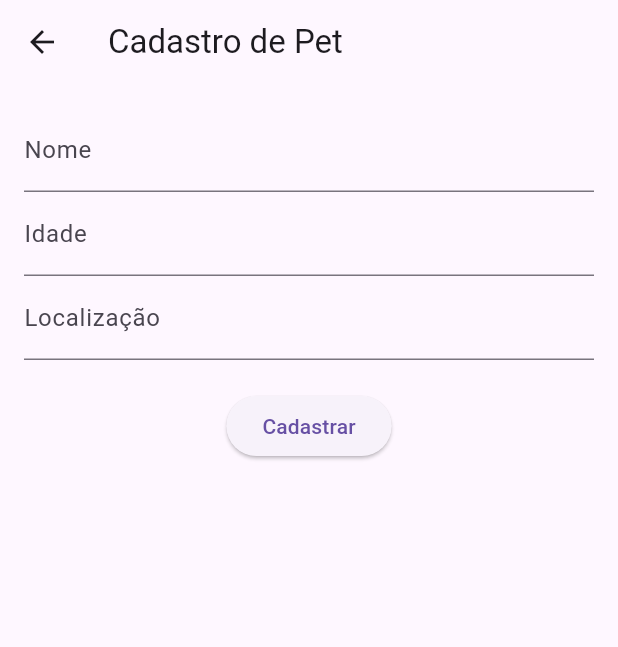
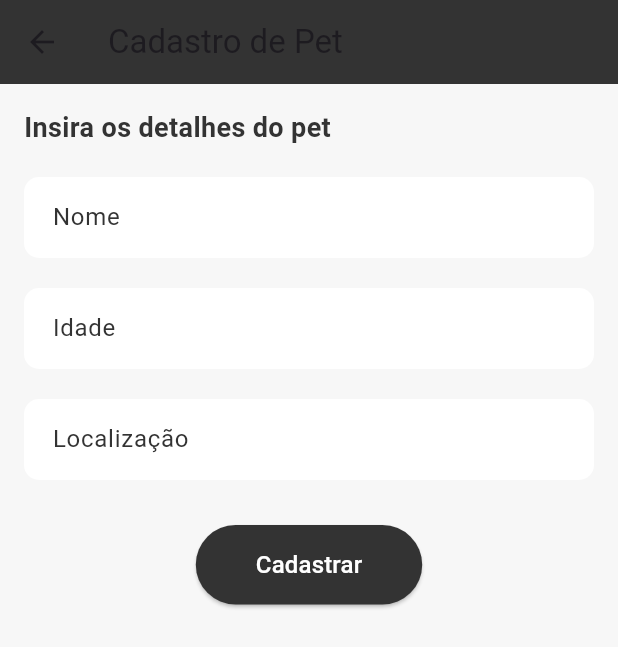
Before and after one commit to Nero-o/petrescue, a Flutter app: the RegisterPetPage screen opened directly, on a phone screen of 412 x 824 dp. Shown: the top 647 px of the screen. Run offline on Flutter 3.47's test engine with Material 3 defaults, Android fonts, the phone set to English and light mode, and no system bars; our stand-ins replace cached_network_image, carousel_slider, flutter_svg, glassmorphism_ui; network calls fail.

Commit message:
wip: ajuste nos pacotes, removido comentarios

```diff
--- a/lib/screens/register_pet_page.dart
+++ b/lib/screens/register_pet_page.dart
@@ -1,5 +1,6 @@
 import 'package:flutter/material.dart';
 import 'package:pet_rescue/utils/local_database.dart';
+import 'package:pet_rescue/theme/color.dart';
 
 class RegisterPetPage extends StatefulWidget {
   @override
@@ -18,7 +19,9 @@ class _RegisterPetPageState extends State<RegisterPetPage> {
       List<Map<String, dynamic>> pets = await LocalDatabase.loadData('pets');
       pets.add({"name": _name, "age": _age, "location": _location});
       await LocalDatabase.saveData('pets', pets);
-      ScaffoldMessenger.of(context).showSnackBar(SnackBar(content: Text('Pet cadastrado com sucesso!')));
+      ScaffoldMessenger.of(context).showSnackBar(
+        SnackBar(content: Text('Pet cadastrado com sucesso!')),
+      );
       Navigator.pop(context);
     }
   }
@@ -26,34 +29,104 @@ class _RegisterPetPageState extends State<RegisterPetPage> {
   @override
   Widget build(BuildContext context) {
     return Scaffold(
-      appBar: AppBar(title: Text('Cadastro de Pet')),
-      body: Padding(
+      appBar: AppBar(
+        title: Text('Cadastro de Pet'),
+        backgroundColor: AppColor.primary,
+      ),
+      backgroundColor: AppColor.appBgColor, // Definir a cor de fundo
+      body: SingleChildScrollView(
         padding: const EdgeInsets.all(16.0),
         child: Form(
           key: _formKey,
           child: Column(
+            crossAxisAlignment: CrossAxisAlignment.start,
             children: [
-              TextFormField(
-                decoration: InputDecoration(labelText: 'Nome'),
-                validator: (value) => value?.isEmpty ?? true ? 'Insira o nome do pet' : null,
-                onSaved: (value) => _name = value ?? '',
+              Text(
+                'Insira os detalhes do pet',
+                style: TextStyle(
+                  fontSize: 18,
+                  fontWeight: FontWeight.bold,
+                  color: AppColor.textColor,
+                ),
               ),
-              TextFormField(
-                decoration: InputDecoration(labelText: 'Idade'),
-                validator: (value) => value?.isEmpty ?? true ? 'Insira a idade do pet' : null,
-                onSaved: (value) => _age = value ?? '',
+              const SizedBox(height: 20),
+              _buildTextField(
+                label: 'Nome',
+                onSave: (value) => _name = value ?? '',
+                validator: (value) => value?.isEmpty ?? true
+                    ? 'Insira o nome do pet'
+                    : null,
               ),
-              TextFormField(
-                decoration: InputDecoration(labelText: 'Localização'),
-                validator: (value) => value?.isEmpty ?? true ? 'Insira a localização' : null,
-                onSaved: (value) => _location = value ?? '',
+              const SizedBox(height: 20),
+              _buildTextField(
+                label: 'Idade',
+                onSave: (value) => _age = value ?? '',
+                validator: (value) => value?.isEmpty ?? true
+                    ? 'Insira a idade do pet'
+                    : null,
               ),
-              SizedBox(height: 20),
-              ElevatedButton(onPressed: _registerPet, child: Text('Cadastrar')),
+              const SizedBox(height: 20),
+              _buildTextField(
+                label: 'Localização',
+                onSave: (value) => _location = value ?? '',
+                validator: (value) => value?.isEmpty ?? true
+                    ? 'Insira a localização'
+                    : null,
+              ),
+              const SizedBox(height: 30),
+              Center(
+                child: ElevatedButton(
+                  onPressed: _registerPet,
+                  style: ElevatedButton.styleFrom(
+                    padding: EdgeInsets.symmetric(
+                      horizontal: 40,
+                      vertical: 15,
+                    ), backgroundColor: AppColor.primary, // Cor do botão
+                    shape: RoundedRectangleBorder(
+                      borderRadius: BorderRadius.circular(30),
+                    ),
+                  ),
+                  child: Text(
+                    'Cadastrar',
+                    style: TextStyle(
+                      fontSize: 16,
+                      color: Colors.white,
+                    ),
+                  ),
+                ),
+              ),
             ],
           ),
         ),
       ),
     );
   }
+
+  Widget _buildTextField({
+    required String label,
+    required FormFieldSetter<String> onSave,
+    required FormFieldValidator<String> validator,
+  }) {
+    return TextFormField(
+      decoration: InputDecoration(
+        labelText: label,
+        labelStyle: TextStyle(
+          color: AppColor.textColor,
+          fontSize: 16,
+        ),
+        filled: true,
+        fillColor: AppColor.textBoxColor,
+        border: OutlineInputBorder(
+          borderRadius: BorderRadius.circular(10),
+          borderSide: BorderSide.none,
+        ),
+        contentPadding: EdgeInsets.symmetric(
+          horizontal: 15,
+          vertical: 15,
+        ),
+      ),
+      validator: validator,
+      onSaved: onSave,
+    );
+  }
 }
--- a/lib/screens/settings.dart
+++ b/lib/screens/settings.dart
@@ -73,18 +73,13 @@ class _SettingPageState extends State<SettingPage> {
     return ListView(
       padding: EdgeInsets.all(10),
       shrinkWrap: true,
-      physics: NeverScrollableScrollPhysics(), // Previne scroll duplicado
+      physics: NeverScrollableScrollPhysics(),
       children: List.generate(
         settings.length,
         (index) => SettingItemBox(
           icon: settings[index]["icon"],
           title: settings[index]["title"],
-          onTap: () {
-            final action = settings[index]["action"];
-            if (action != null) {
-              action(context);
-            }
-          },
+          onTap: () => settings[index]["action"](context), // Atualize para incluir o contexto
         ),
       ),
     );
--- a/lib/utils/data.dart
+++ b/lib/utils/data.dart
@@ -1,5 +1,5 @@
 import 'package:flutter/material.dart';
-import 'package:pet_rescue/screens/register_user_page.dart';
+import 'package:pet_rescue/screens/register_pet_page.dart';
 
 var profile = "";
 
@@ -48,12 +48,12 @@ List settings = [
     },
   },
   {
-    "icon": Icons.person_add,
-    "title": "Cadastro de Usuário",
+    "icon": Icons.pets,
+    "title": "Cadastro de Pet",
     "action": (BuildContext context) {
       Navigator.push(
         context,
-        MaterialPageRoute(builder: (context) => RegisterUserPage()),
+        MaterialPageRoute(builder: (context) => RegisterPetPage()),
       );
     },
   },
```
